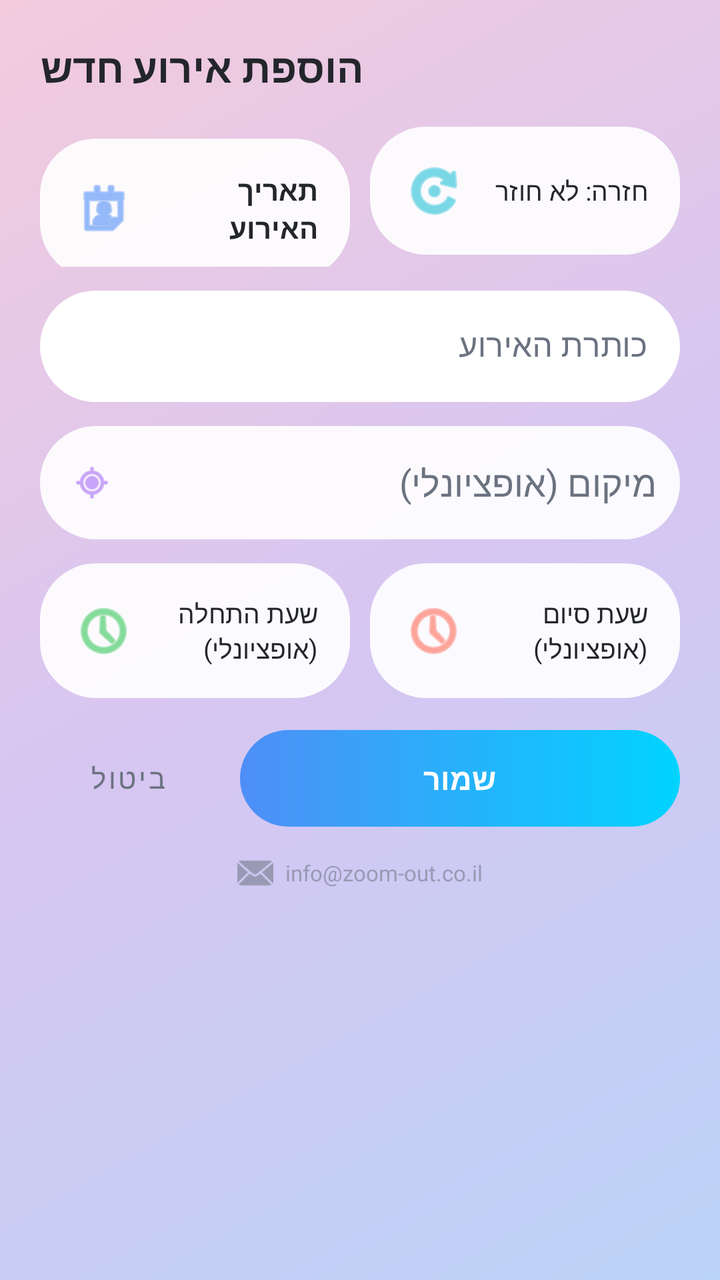
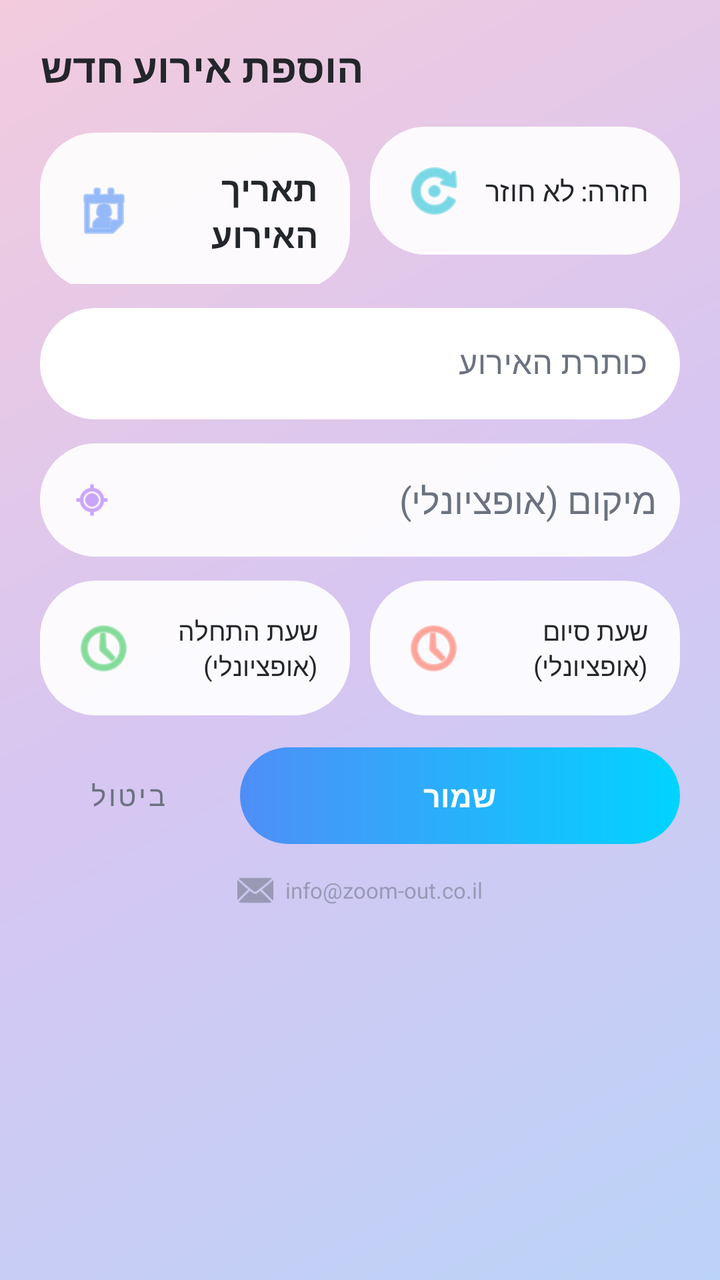

Before-and-after screenshots of an Android layout around one commit, followed by the original layout XML and the change that was made.
<!-- AndroidManifest.xml: activity theme Theme.GCalSearchAdd -->
<!-- res/layout/activity_add_event.xml -->
<?xml version="1.0" encoding="utf-8"?>
<LinearLayout xmlns:android="http://schemas.android.com/apk/res/android"
    xmlns:app="http://schemas.android.com/apk/res-auto"
    android:layout_width="match_parent"
    android:layout_height="match_parent"
    android:orientation="vertical"
    android:background="@drawable/bg_app_background"
    android:padding="20dp">

    <TextView
        android:layout_width="wrap_content"
        android:layout_height="wrap_content"
        android:text="@string/add_event_title"
        android:textSize="20sp"
        android:textStyle="bold"
        android:textColor="@color/text_primary"
        android:layout_marginBottom="16dp" />

    
    <LinearLayout
        android:layout_width="match_parent"
        android:layout_height="wrap_content"
        android:orientation="horizontal">

        <TextView
            android:id="@+id/tvDatePicker"
            android:layout_width="0dp"
            android:layout_height="wrap_content"
            android:layout_weight="1"
            android:padding="16dp"
            android:gravity="center_vertical"
            android:background="@drawable/bg_rounded_field"
            android:drawableStart="@android:drawable/ic_menu_my_calendar"
            android:drawablePadding="8dp"
            app:drawableTint="@color/accent_blue"
            android:text="@string/event_date_hint"
            android:textColor="@color/text_primary"
            android:textSize="14sp"
            android:textStyle="bold" />

        <TextView
            android:id="@+id/tvRecurrencePicker"
            android:layout_width="0dp"
            android:layout_height="wrap_content"
            android:layout_weight="1"
            android:layout_marginStart="10dp"
            android:padding="16dp"
            android:gravity="center_vertical"
            android:background="@drawable/bg_rounded_field"
            android:drawableStart="@android:drawable/ic_menu_rotate"
            android:drawablePadding="8dp"
            app:drawableTint="@color/accent_teal"
            android:text="@string/recurrence_none"
            android:textColor="@color/text_primary"
            android:textSize="13sp" />

    </LinearLayout>

    <com.google.android.material.textfield.TextInputLayout
        android:layout_width="match_parent"
        android:layout_height="wrap_content"
        android:layout_marginTop="12dp"
        app:boxCornerRadiusTopStart="28dp"
        app:boxCornerRadiusTopEnd="28dp"
        app:boxCornerRadiusBottomStart="28dp"
        app:boxCornerRadiusBottomEnd="28dp"
        app:boxBackgroundColor="@color/glass_card"
        app:boxStrokeWidth="0dp"
        app:hintTextColor="@color/text_secondary"
        android:textColorHint="@color/text_secondary"
        android:hint="@string/event_title_hint">
        <com.google.android.material.textfield.TextInputEditText
            android:id="@+id/etTitle"
            android:layout_width="match_parent"
            android:layout_height="wrap_content"
            android:textColor="@color/text_primary" />
    </com.google.android.material.textfield.TextInputLayout>

    
    <FrameLayout
        android:layout_width="match_parent"
        android:layout_height="wrap_content"
        android:layout_marginTop="12dp">

        <LinearLayout
            android:layout_width="match_parent"
            android:layout_height="wrap_content"
            android:orientation="horizontal"
            android:gravity="center_vertical"
            android:background="@drawable/bg_rounded_field"
            android:paddingStart="16dp"
            android:paddingEnd="12dp">

            <ImageView
                android:layout_width="20dp"
                android:layout_height="20dp"
                android:src="@android:drawable/ic_menu_mylocation"
                app:tint="@color/accent_purple" />

            <EditText
                android:id="@+id/etLocation"
                android:layout_width="0dp"
                android:layout_height="wrap_content"
                android:layout_weight="1"
                android:layout_marginStart="10dp"
                android:background="@android:color/transparent"
                android:hint="@string/event_location_hint"
                android:textColor="@color/text_primary"
                android:textColorHint="@color/text_secondary"
                android:inputType="text"
                android:maxLines="1"
                android:paddingTop="12dp"
                android:paddingBottom="12dp" />

        </LinearLayout>

        
        <com.google.android.material.card.MaterialCardView
            android:id="@+id/locationSuggestionsCard"
            android:layout_width="match_parent"
            android:layout_height="wrap_content"
            android:layout_marginTop="54dp"
            android:visibility="gone"
            app:cardCornerRadius="18dp"
            app:cardElevation="8dp"
            app:strokeWidth="0dp"
            app:cardBackgroundColor="@color/white">

            <androidx.recyclerview.widget.RecyclerView
                android:id="@+id/rvLocationSuggestions"
                android:layout_width="match_parent"
                android:layout_height="wrap_content"
                android:maxHeight="220dp" />

        </com.google.android.material.card.MaterialCardView>

    </FrameLayout>

    
    <LinearLayout
        android:layout_width="match_parent"
        android:layout_height="wrap_content"
        android:orientation="horizontal"
        android:layout_marginTop="12dp">

        <TextView
            android:id="@+id/tvStartTimePicker"
            android:layout_width="0dp"
            android:layout_height="wrap_content"
            android:layout_weight="1"
            android:padding="16dp"
            android:gravity="center_vertical"
            android:background="@drawable/bg_rounded_field"
            android:drawableStart="@android:drawable/ic_menu_recent_history"
            android:drawablePadding="8dp"
            app:drawableTint="@color/accent_green"
            android:text="@string/event_start_hint"
            android:textColor="@color/text_primary"
            android:textSize="13sp" />

        <TextView
            android:id="@+id/tvEndTimePicker"
            android:layout_width="0dp"
            android:layout_height="wrap_content"
            android:layout_weight="1"
            android:layout_marginStart="10dp"
            android:padding="16dp"
            android:gravity="center_vertical"
            android:background="@drawable/bg_rounded_field"
            android:drawableStart="@android:drawable/ic_menu_recent_history"
            android:drawablePadding="8dp"
            app:drawableTint="@color/accent_red"
            android:text="@string/event_end_hint"
            android:textColor="@color/text_primary"
            android:textSize="13sp" />

    </LinearLayout>

    <TextView
        android:id="@+id/tvExistingEventsLabel"
        android:layout_width="wrap_content"
        android:layout_height="wrap_content"
        android:layout_marginTop="20dp"
        android:text="@string/existing_events_label"
        android:textColor="@color/text_secondary"
        android:textSize="13sp"
        android:visibility="gone" />

    <ProgressBar
        android:id="@+id/progressExistingEvents"
        style="?android:attr/progressBarStyleSmall"
        android:layout_width="wrap_content"
        android:layout_height="wrap_content"
        android:indeterminateTint="@color/accent_blue"
        android:layout_marginTop="8dp"
        android:visibility="gone" />

    <androidx.recyclerview.widget.RecyclerView
        android:id="@+id/rvExistingEvents"
        android:layout_width="match_parent"
        android:layout_height="0dp"
        android:layout_weight="1"
        android:clipToPadding="false"
        android:paddingTop="8dp"
        android:layout_marginTop="4dp"
        android:visibility="gone" />

    <LinearLayout
        android:layout_width="match_parent"
        android:layout_height="wrap_content"
        android:orientation="horizontal"
        android:layout_marginTop="16dp"
        android:gravity="center_vertical|end">

        <com.google.android.material.button.MaterialButton
            android:id="@+id/btnCancel"
            style="@style/Widget.MaterialComponents.Button.TextButton"
            android:layout_width="wrap_content"
            android:layout_height="wrap_content"
            android:textColor="@color/text_secondary"
            android:text="@string/cancel" />

        <TextView
            android:id="@+id/btnSave"
            android:layout_width="0dp"
            android:layout_height="wrap_content"
            android:layout_weight="1"
            android:layout_marginStart="12dp"
            android:background="@drawable/bg_save_gradient"
            android:clickable="true"
            android:focusable="true"
            android:foreground="?attr/selectableItemBackground"
            android:gravity="center"
            android:paddingTop="14dp"
            android:paddingBottom="14dp"
            android:text="@string/save"
            android:textColor="@color/white"
            android:textSize="15sp"
            android:textStyle="bold" />

    </LinearLayout>

    
    <LinearLayout
        android:layout_width="match_parent"
        android:layout_height="wrap_content"
        android:layout_marginTop="14dp"
        android:gravity="center"
        android:orientation="horizontal">

        <ImageView
            android:id="@+id/btnSupportEmail"
            android:layout_width="18dp"
            android:layout_height="18dp"
            android:alpha="0.55"
            android:clickable="true"
            android:focusable="true"
            android:foreground="?attr/selectableItemBackgroundBorderless"
            android:src="@android:drawable/ic_dialog_email"
            app:tint="@color/text_secondary"
            android:contentDescription="@string/support_email_hint" />

        <TextView
            android:layout_width="wrap_content"
            android:layout_height="wrap_content"
            android:layout_marginStart="6dp"
            android:alpha="0.55"
            android:text="@string/support_email_hint"
            android:textColor="@color/text_secondary"
            android:textSize="11sp" />

    </LinearLayout>

</LinearLayout>
<!-- resources referenced by this layout -->
<resources>
  <color name="accent_blue">#4F8EF7</color>
  <color name="accent_green">#34C759</color>
  <color name="accent_purple">#A66BF5</color>
  <color name="accent_red">#FF6B57</color>
  <color name="accent_teal">#22C1D6</color>
  <color name="glass_card">#E8FFFFFF</color>
  <color name="text_primary">#23262B</color>
  <color name="text_secondary">#6B7280</color>
  <color name="white">#FFFFFF</color>
  <!-- drawable bg_app_background (drawable) -->
  <?xml version="1.0" encoding="utf-8"?>
  <shape xmlns:android="http://schemas.android.com/apk/res/android" android:shape="rectangle">
      <gradient
          android:type="linear"
          android:angle="135"
          android:startColor="@color/bg_gradient_1"
          android:centerColor="@color/bg_gradient_2"
          android:endColor="@color/bg_gradient_3" />
  </shape>
  <!-- drawable bg_rounded_field (drawable) -->
  <?xml version="1.0" encoding="utf-8"?>
  <shape xmlns:android="http://schemas.android.com/apk/res/android" android:shape="rectangle">
      <solid android:color="@color/glass_card" />
      <corners android:radius="28dp" />
      <padding android:left="4dp" android:top="4dp" android:right="4dp" android:bottom="4dp" />
  </shape>
  <!-- drawable bg_save_gradient (drawable) -->
  <?xml version="1.0" encoding="utf-8"?>
  <shape xmlns:android="http://schemas.android.com/apk/res/android" android:shape="rectangle">
      <gradient
          android:type="linear"
          android:angle="0"
          android:startColor="@color/gradient_btn_start"
          android:endColor="@color/gradient_btn_end" />
      <corners android:radius="28dp" />
  </shape>
  <string name="add_event_title">הוספת אירוע חדש</string>
  <string name="cancel">ביטול</string>
  <string name="event_date_hint">תאריך האירוע</string>
  <string name="event_end_hint">שעת סיום (אופציונלי)</string>
  <string name="event_location_hint">מיקום (אופציונלי)</string>
  <string name="event_start_hint">שעת התחלה (אופציונלי)</string>
  <string name="event_title_hint">כותרת האירוע</string>
  <string name="existing_events_label">אירועים קיימים ביום זה:</string>
  <string name="recurrence_none">חזרה: לא חוזר</string>
  <string name="save">שמור</string>
  <string name="support_email_hint">info@zoom-out.co.il</string>
  <style name="Theme.GCalSearchAdd" parent="Theme.MaterialComponents.DayNight.NoActionBar">
          <item name="colorPrimary">@color/accent_blue</item>
          <item name="colorPrimaryDark">@color/bg_gradient_1</item>
          <item name="colorAccent">@color/accent_blue</item>
          <item name="android:windowBackground">@color/bg_gradient_2</item>
          <item name="android:statusBarColor">@color/bg_gradient_1</item>
          <item name="android:navigationBarColor">@color/white</item>
          <item name="android:windowLightStatusBar">true</item>
          <item name="android:windowLightNavigationBar">true</item>
      </style>
  <color name="bg_gradient_1">#BBD3F7</color>
  <color name="bg_gradient_2">#D6C6F2</color>
  <color name="bg_gradient_3">#F3CBDD</color>
  <color name="gradient_btn_start">#4F8EF7</color>
  <color name="gradient_btn_end">#00D4FF</color>
</resources>

<!-- the commit's change to res/layout/activity_add_event.xml (unified diff, before → after) -->
@@ -35,7 +35,7 @@
             app:drawableTint="@color/accent_blue"
             android:text="@string/event_date_hint"
             android:textColor="@color/text_primary"
-            android:textSize="14sp"
+            android:textSize="17sp"
             android:textStyle="bold" />
 
         <TextView
@@ -52,7 +52,7 @@
             app:drawableTint="@color/accent_teal"
             android:text="@string/recurrence_none"
             android:textColor="@color/text_primary"
-            android:textSize="13sp" />
+            android:textSize="14sp" />
 
     </LinearLayout>
 
